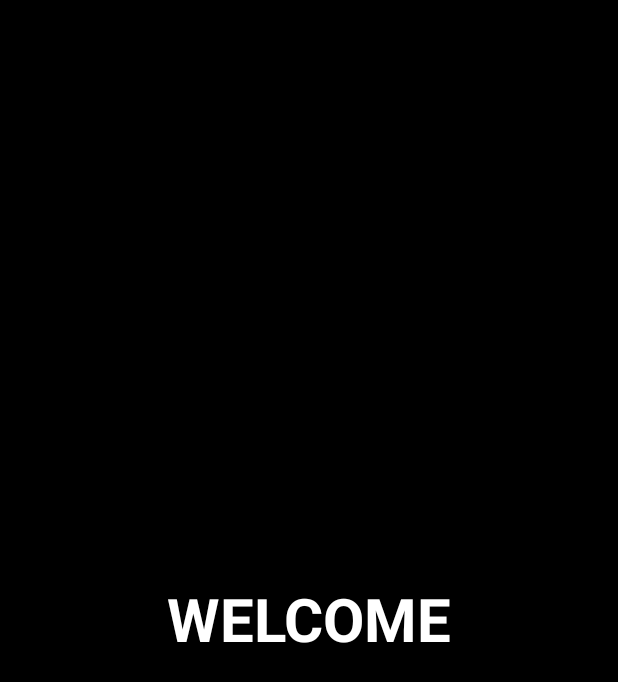
After one commit to the-it-weirdo/ResumeApp-Android, an Android app: the WelcomeScreen screen opened directly, with no data from a screen before it, on a phone screen of 412 x 824 dp. The commit adds this screen. Shown: the top 682 px of the screen. Run offline under Robolectric (Android 15) with nearby library versions, the phone set to English and light mode, and no system bars.

Commit message:
implements splash screen at App startup: implements WelcomeScreen and custom TextView: TypeWriter. Minor changes in fragment interaction behaviour: changed GridView.setOnItemClickListener and ListView.setOnItemClickListener behaviour. Now onClick events are handled by callback to interface functions of respective fragments.

```diff
--- a/app/src/main/java/com/example/kingominho/ImageAdapterGridView.java
+++ b/app/src/main/java/com/example/kingominho/ImageAdapterGridView.java
@@ -11,7 +11,7 @@ public class ImageAdapterGridView extends BaseAdapter {
     private Context context;
     private int[] images;
 
-    public ImageAdapterGridView(Context c, int[] imageIDs)
+    ImageAdapterGridView(Context c, int[] imageIDs)
     {
         context = c;images = imageIDs;
     }
--- a/app/src/main/java/com/example/kingominho/Projects.java
+++ b/app/src/main/java/com/example/kingominho/Projects.java
@@ -89,8 +89,8 @@ public class Projects extends Fragment {
         listView.setOnItemClickListener(new AdapterView.OnItemClickListener() {
             @Override
             public void onItemClick(AdapterView<?> adapterView, View view, int i, long l) {
-
-                Toast.makeText(getActivity(), String.valueOf(projectsListToast[i]), Toast.LENGTH_SHORT).show();
+                mListener.onProjectsFragmentListViewInteraction(i, projectsListToast);
+                //Toast.makeText(getActivity(), String.valueOf(projectsListToast[i]), Toast.LENGTH_SHORT).show();
             }
         });
     }
@@ -125,6 +125,6 @@ public class Projects extends Fragment {
      */
 
     public interface OnProjectsFragmentInteractionListener {
-        void onProjectsFragmentInteraction(Uri uri);
+        void onProjectsFragmentListViewInteraction(int i, String[] toastArray);
     }
 }
--- a/app/src/main/java/com/example/kingominho/Skills.java
+++ b/app/src/main/java/com/example/kingominho/Skills.java
@@ -101,7 +101,8 @@ public class Skills extends Fragment {
         gridView.setOnItemClickListener(new AdapterView.OnItemClickListener() {
             @Override
             public void onItemClick(AdapterView<?> adapterView, View view, int i, long l) {
-                Toast.makeText(getActivity(), toastStringsProjects[i], Toast.LENGTH_SHORT).show();
+                mListener.onSkillsFragmentGridViewInteraction(i, toastStringsProjects);
+                //Toast.makeText(getActivity(), toastStringsProjects[i], Toast.LENGTH_SHORT).show();
             }
         });
     }
@@ -135,6 +136,6 @@ public class Skills extends Fragment {
      * >Communicating with Other Fragments</a> for more information.
      */
     public interface OnSkillsFragmentInteractionListener {
-        void onSkillsFragmentInteraction(Uri uri);
+        void onSkillsFragmentGridViewInteraction(int i, String[] toastArray);
     }
 }
--- /dev/null
+++ b/app/src/main/java/com/example/kingominho/TypeWriter.java
@@ -0,0 +1,47 @@
+package com.example.kingominho;
+
+import android.content.Context;
+import android.os.Handler;
+import android.util.AttributeSet;
+import androidx.appcompat.widget.AppCompatTextView;
+
+class TypeWriter extends AppCompatTextView {
+
+    CharSequence mText;
+    int mIndex;
+    long mDelay = 150; //in ms
+
+    public TypeWriter(Context context){
+        super(context);
+    }
+
+    public TypeWriter(Context context, AttributeSet attrs){
+        super(context, attrs);
+    }
+
+    Handler mHandler = new Handler();
+
+    Runnable charecterAdder = new Runnable() {
+        @Override
+        public void run() {
+            setText(mText.subSequence(0, mIndex++));
+
+            if(mIndex <= mText.length()){
+                mHandler.postDelayed(charecterAdder, mDelay);
+            }
+        }
+    };
+
+    public void animateText(CharSequence txt){
+        mText = txt;
+        mIndex = 0;
+
+        setText("");
+        mHandler.removeCallbacks(charecterAdder);
+        mHandler.postDelayed(charecterAdder, mDelay);
+    }
+
+    public void setCharecterDelay(long s){
+        mDelay = s;
+    }
+}
--- a/app/src/main/java/com/example/kingominho/WebViewFragment.java
+++ b/app/src/main/java/com/example/kingominho/WebViewFragment.java
@@ -151,7 +151,9 @@ public class WebViewFragment extends Fragment {
 
         WebSettings webSettings = webView.getSettings();
         webSettings.setJavaScriptEnabled(true);
-        webSettings.setLoadWithOverviewMode(true);
+        webSettings.setBuiltInZoomControls(true);
+        webSettings.setSupportZoom(true);
+        //webSettings.setLoadWithOverviewMode(true);
         //webSettings.setUseWideViewPort(true);
         String url = getActivity().getResources().getString(R.string.blogLink);
         webView.loadUrl(url);
--- /dev/null
+++ b/app/src/main/java/com/example/kingominho/WelcomeScreen.java
@@ -0,0 +1,36 @@
+package com.example.kingominho;
+
+import androidx.appcompat.app.AppCompatActivity;
+
+import android.content.Intent;
+import android.os.Bundle;
+import android.os.Handler;
+
+public class WelcomeScreen extends AppCompatActivity {
+
+    TypeWriter typeWriter;
+    int delay = 2400;
+
+    @Override
+    protected void onCreate(Bundle savedInstanceState) {
+        super.onCreate(savedInstanceState);
+        setContentView(R.layout.activity_welcome_screen);
+
+        typeWriter = (TypeWriter) findViewById(R.id.typeWriter);
+
+        typeWriter.setText("");
+        typeWriter.setCharecterDelay(200);
+        typeWriter.animateText("WELCOME");
+
+        Handler mHandler = new Handler();
+        mHandler.postDelayed(new Runnable() {
+            @Override
+            public void run() {
+                Intent i = new Intent(getApplicationContext(), MainActivity.class);
+                startActivity(i);
+                finish();
+            }
+        }, delay);
+
+    }
+}
--- /dev/null
+++ b/app/src/main/res/drawable/welcome_screen_background.xml
@@ -0,0 +1,6 @@
+<?xml version="1.0" encoding="utf-8"?>
+<layer-list xmlns:android="http://schemas.android.com/apk/res/android">
+    <item>
+        <color android:color="@color/black" />
+    </item>
+</layer-list>
--- /dev/null
+++ b/app/src/main/res/layout/activity_welcome_screen.xml
@@ -0,0 +1,30 @@
+<?xml version="1.0" encoding="utf-8"?>
+<androidx.constraintlayout.widget.ConstraintLayout xmlns:android="http://schemas.android.com/apk/res/android"
+    xmlns:app="http://schemas.android.com/apk/res-auto"
+    xmlns:tools="http://schemas.android.com/tools"
+    android:layout_width="match_parent"
+    android:layout_height="match_parent"
+    tools:context=".WelcomeScreen"
+    android:background="@color/black">
+
+
+    <com.example.kingominho.TypeWriter
+        android:id="@+id/typeWriter"
+        android:layout_width="wrap_content"
+        android:layout_height="wrap_content"
+        android:layout_marginStart="8dp"
+        android:layout_marginLeft="8dp"
+        android:layout_marginTop="8dp"
+        android:layout_marginEnd="8dp"
+        android:layout_marginRight="8dp"
+        android:layout_marginBottom="8dp"
+        android:textAllCaps="true"
+        android:textSize="40sp"
+        android:textStyle="bold"
+        android:textColor="#ffffff"
+        app:layout_constraintBottom_toBottomOf="parent"
+        app:layout_constraintEnd_toEndOf="parent"
+        app:layout_constraintStart_toStartOf="parent"
+        app:layout_constraintTop_toTopOf="parent" />
+
+</androidx.constraintlayout.widget.ConstraintLayout>
--- a/app/src/main/res/values/colors.xml
+++ b/app/src/main/res/values/colors.xml
@@ -3,4 +3,8 @@
     <color name="colorPrimary">#008577</color>
     <color name="colorPrimaryDark">#00574B</color>
     <color name="colorAccent">#0E5E80</color>
+
+    <color name="black">#000000</color>
+    <color name="black_overlay">#ffffffff</color>
+
 </resources>
--- a/app/src/main/res/values/styles.xml
+++ b/app/src/main/res/values/styles.xml
@@ -1,6 +1,6 @@
 <resources>
 
-    <!-- Base application theme. -->
+    <!--  application theme. -->
     <style name="AppTheme" parent="Theme.AppCompat.Light.DarkActionBar">
         <!-- Customize your theme here. -->
         <item name="colorPrimary">@color/colorPrimary</item>
@@ -17,4 +17,20 @@
 
     <style name="AppTheme.PopupOverlay" parent="ThemeOverlay.AppCompat.Light" />
 
+    <style name="FullscreenTheme" parent="AppTheme">
+        <item name="android:actionBarStyle">@style/FullscreenActionBarStyle</item>
+        <item name="android:windowActionBarOverlay">true</item>
+        <item name="android:windowBackground">@null</item>
+    </style>
+
+    <style name="FullscreenActionBarStyle" parent="Widget.AppCompat.ActionBar">
+        <item name="android:background">@color/black_overlay</item>
+    </style>
+
+    <style name="WelcomeScreenTheme" parent="AppTheme.NoActionBar">
+        <item name="android:windowBackground">@drawable/welcome_screen_background</item>
+        <item name="android:windowNoTitle">true</item>
+        <item name="android:windowFullscreen">true</item>
+    </style>
+
 </resources>
```
Also changed, not shown: app/src/main/AndroidManifest.xml (+12 -7 lines), app/src/main/java/com/example/kingominho/MailForm.java (+25 -19 lines), app/src/main/java/com/example/kingominho/MainActivity.java (+6 -6 lines).
